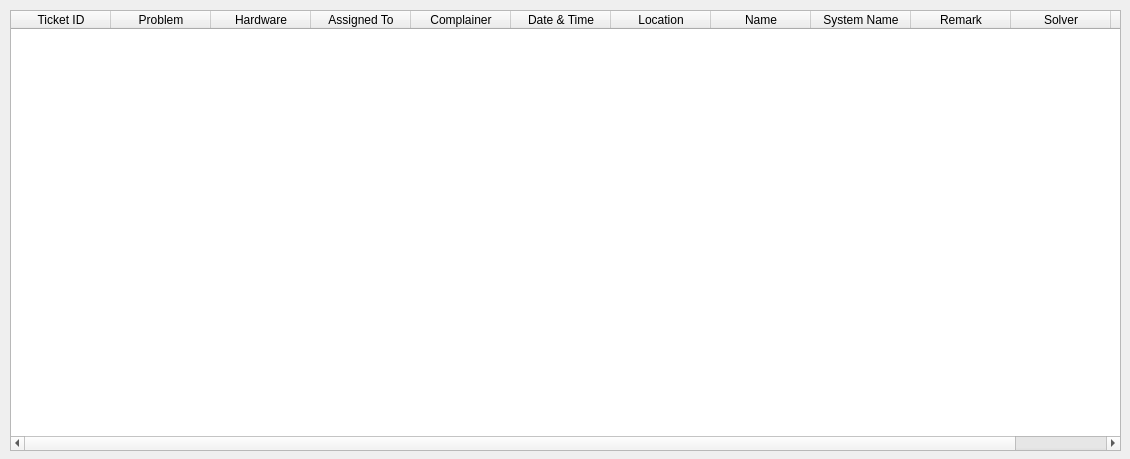
This is pending.ui in Rahul-Mac/hsm as Qt 5 draws it before an edit. The edited form follows.
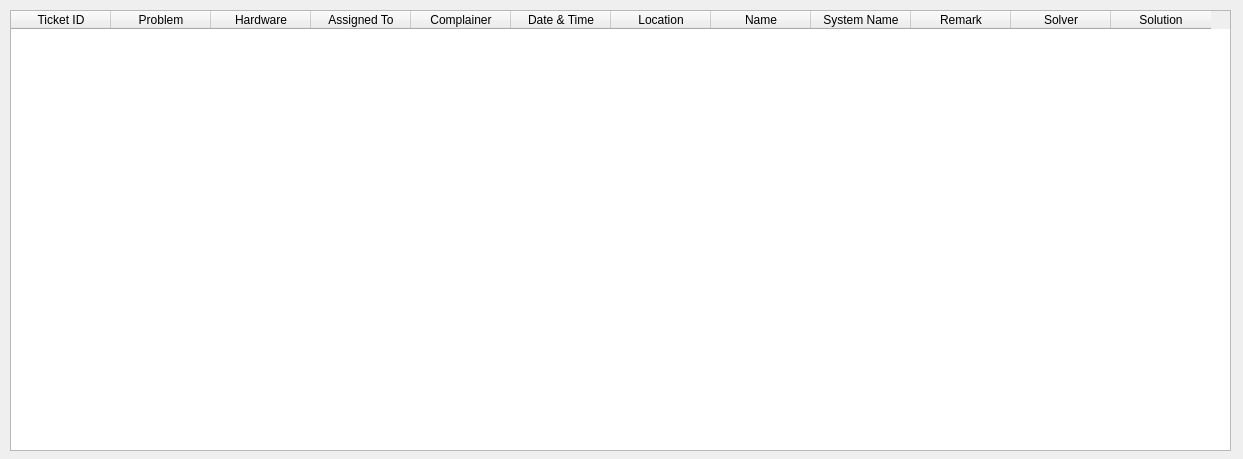
This is the edited form.

What changed in the file:
```diff
--- a/pending.ui
+++ b/pending.ui
@@ -9,7 +9,7 @@
    <rect>
     <x>0</x>
     <y>0</y>
-    <width>1130</width>
+    <width>1243</width>
     <height>459</height>
    </rect>
   </property>
@@ -21,7 +21,7 @@
     <rect>
      <x>10</x>
      <y>10</y>
-     <width>1111</width>
+     <width>1221</width>
      <height>441</height>
     </rect>
    </property>
```
